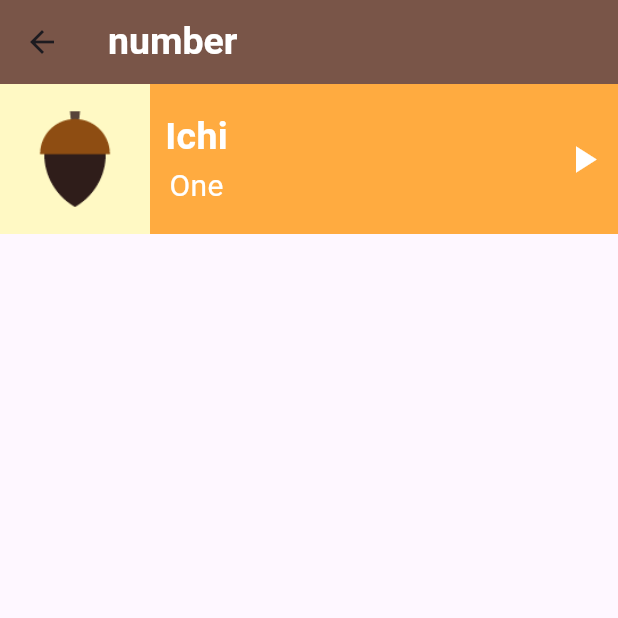
After one commit to hamza-alshami/flutter_test, a Flutter app: the screen it shows after launch, after a tap on "Number", on a phone screen of 412 x 824 dp, the top half of it. The commit adds this screen. Run offline on Flutter 3.47's test engine with Material 3 defaults, Android fonts, the phone set to English and light mode, and no system bars.

Commit message:
Adding Numbers Page

```diff
--- a/lib/screens/home_page.dart
+++ b/lib/screens/home_page.dart
@@ -1,7 +1,7 @@
 import 'package:flutter/material.dart';
+import 'package:language_app_basic/screens/number_page.dart';
 
 class HomeScreen extends StatelessWidget {
-
   @override
   Widget build(BuildContext context) {
     return MaterialApp(
@@ -27,6 +27,16 @@ class HomeScreen extends StatelessWidget {
             CounterWidget(
               name: "Number",
               color: Colors.orange,
+              onTap: () {
+                Navigator.push(
+                  context,
+                  MaterialPageRoute(
+                    builder: (BuildContext) {
+                      return NumberPage();
+                    },
+                  ),
+                );
+              },
             ),
             SizedBox(height: 20),
             CounterWidget(
@@ -52,14 +62,17 @@ class HomeScreen extends StatelessWidget {
 
 // ignore: must_be_immutable
 class CounterWidget extends StatelessWidget {
-  CounterWidget({this.name, this.color});
+  CounterWidget({this.name, this.color, this.onTap});
 
   String? name;
   Color? color;
+  Function()? onTap;
 
   @override
   Widget build(BuildContext context) {
     return Center(
+      child: GestureDetector(
+        onTap: onTap,
         child: Container(
           alignment: AlignmentGeometry.centerLeft,
           padding: EdgeInsets.only(left: 20),
@@ -79,6 +92,7 @@ class CounterWidget extends StatelessWidget {
             ),
           ),
         ),
+      ),
     );
   }
 }
--- /dev/null
+++ b/lib/screens/number_page.dart
@@ -0,0 +1,67 @@
+import 'package:flutter/material.dart';
+
+class NumberPage extends StatelessWidget {
+  const NumberPage({super.key});
+
+  @override
+  Widget build(BuildContext context) {
+    return Scaffold(
+      appBar: AppBar(
+        backgroundColor: Colors.brown,
+        title: Text(
+          "number",
+          style: TextStyle(
+            color: Colors.white,
+            fontSize: 25,
+            fontWeight: FontWeight.bold,
+          ),
+        ),
+      ),
+      body: Container(
+        height: 100,
+        color: Colors.orangeAccent,
+        child: Row(
+          children: [
+            Container(
+              color: Colors.yellow.shade100,
+              child: Image.asset(
+                "assets/images/numbers/number_one.png",
+              ),
+            ),
+            Padding(padding: EdgeInsets.only(left: 10)),
+            Column(
+              mainAxisAlignment: MainAxisAlignment.center,
+              children: [
+                Text(
+                  "Ichi",
+                  style: TextStyle(
+                    color: Colors.white,
+                    fontSize: 25,
+                    fontWeight: FontWeight.bold,
+                  ),
+                ),
+                Text(
+                  "One",
+                  style: TextStyle(
+                    color: Colors.white,
+                    fontSize: 20,
+                  ),
+                ),
+              ],
+            ),
+            Spacer(flex: 1),
+
+            Padding(
+              padding: const EdgeInsets.only(right: 8),
+              child: Icon(
+                Icons.play_arrow,
+                color: Colors.white,
+                size: 30,
+              ),
+            ),
+          ],
+        ),
+      ),
+    );
+  }
+}
```
Also changed, not shown: pubspec.yaml (+4 -3 lines). Lines whose indentation alone changed are shown as unchanged.
